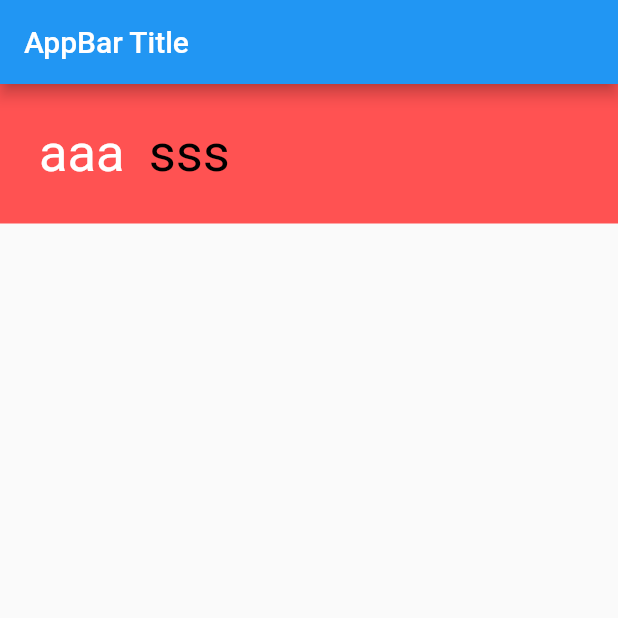
After one commit to mortadha1144/i_a_rich, a Flutter app: the screen it shows after launch, on a phone screen of 412 x 824 dp, the top half of it. The commit adds this screen. Run offline on Flutter 3.47's test engine with Material 2 defaults, Android fonts, the phone set to English and light mode, and no system bars.

Commit message:
text class

```diff
--- /dev/null
+++ b/lib/lesson_three.dart
@@ -0,0 +1,38 @@
+import 'package:flutter/material.dart';
+import 'package:i_a_rich/text.dart';
+
+class LessonThree extends StatefulWidget {
+  const LessonThree({Key? key}) : super(key: key);
+
+  @override
+  State<LessonThree> createState() => _LessonThreeState();
+}
+
+class _LessonThreeState extends State<LessonThree> {
+
+  @override
+  Widget build(BuildContext context) {
+    return Scaffold(
+      appBar: AppBar(
+        title: const Text('AppBar Title'),
+      ),
+      body: Container(
+        //margin: const EdgeInsets.all(18),
+        padding: const EdgeInsets.all(18.0),
+        color: Colors.redAccent,
+        child: Row(
+          children: [
+            Padding(
+              padding: const EdgeInsets.all(8.0),
+              child: MyText('aaa', s),
+            ),
+            Padding(
+              padding: const EdgeInsets.all(8.0),
+              child: MyText('sss', s2),
+            ),
+          ],
+        ),
+      ),
+    );
+  }
+}
--- a/lib/main.dart
+++ b/lib/main.dart
@@ -1,5 +1,6 @@
 import 'package:flutter/material.dart';
-import 'package:i_a_rich/lesson_two.dart';
+import 'package:i_a_rich/lesson_three.dart';
+//import 'package:i_a_rich/lesson_two.dart';
 
 void main() {
   runApp(const MyApp());
@@ -12,7 +13,7 @@ class MyApp extends StatelessWidget {
   Widget build(BuildContext context) {
     return const MaterialApp(
       debugShowCheckedModeBanner: false,
-      home: LessonTwo(),
+      home: LessonThree(),
     );
   }
 }
--- /dev/null
+++ b/lib/text.dart
@@ -0,0 +1,25 @@
+import 'package:flutter/material.dart';
+
+TextStyle s = const TextStyle(
+    color: Colors.white,
+    fontSize: 35,
+  );
+  TextStyle s2 = const TextStyle(
+    color: Colors.black,
+    fontSize: 35,
+  );
+
+class MyText extends StatelessWidget {
+  final String _text;
+  final TextStyle _textStyle;
+
+  const MyText(this._text, this._textStyle, {Key? key}) : super(key: key);
+
+  @override
+  Widget build(BuildContext context) {
+    return Text(
+      _text,
+      style: _textStyle,
+    );
+  }
+}
```
